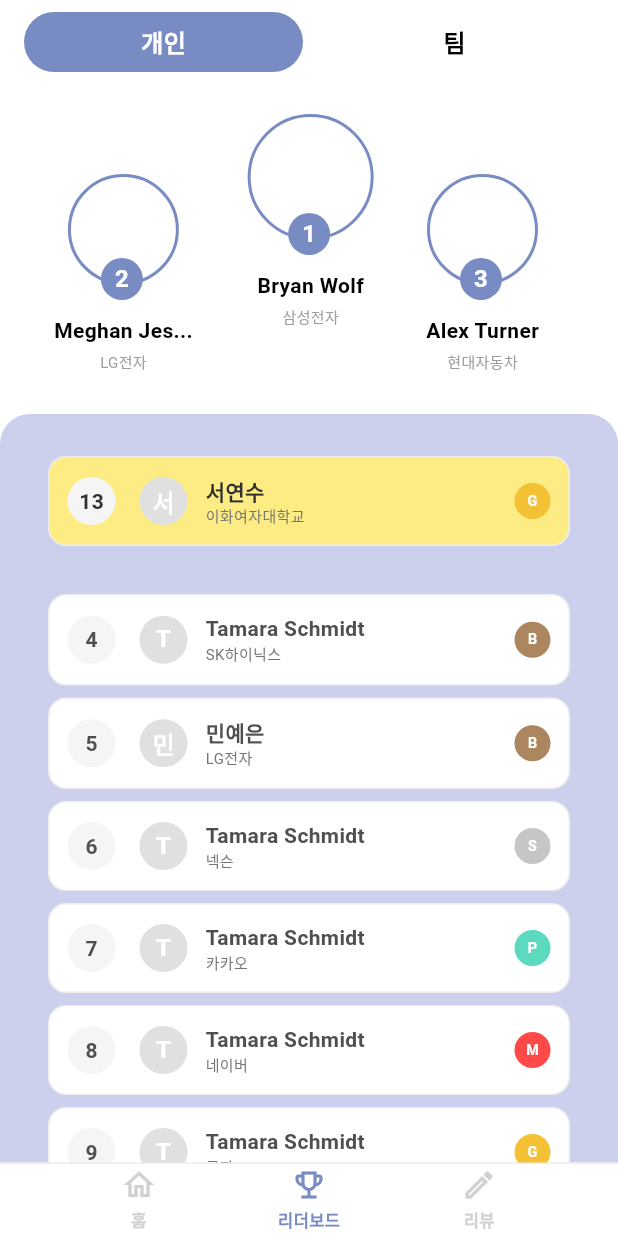
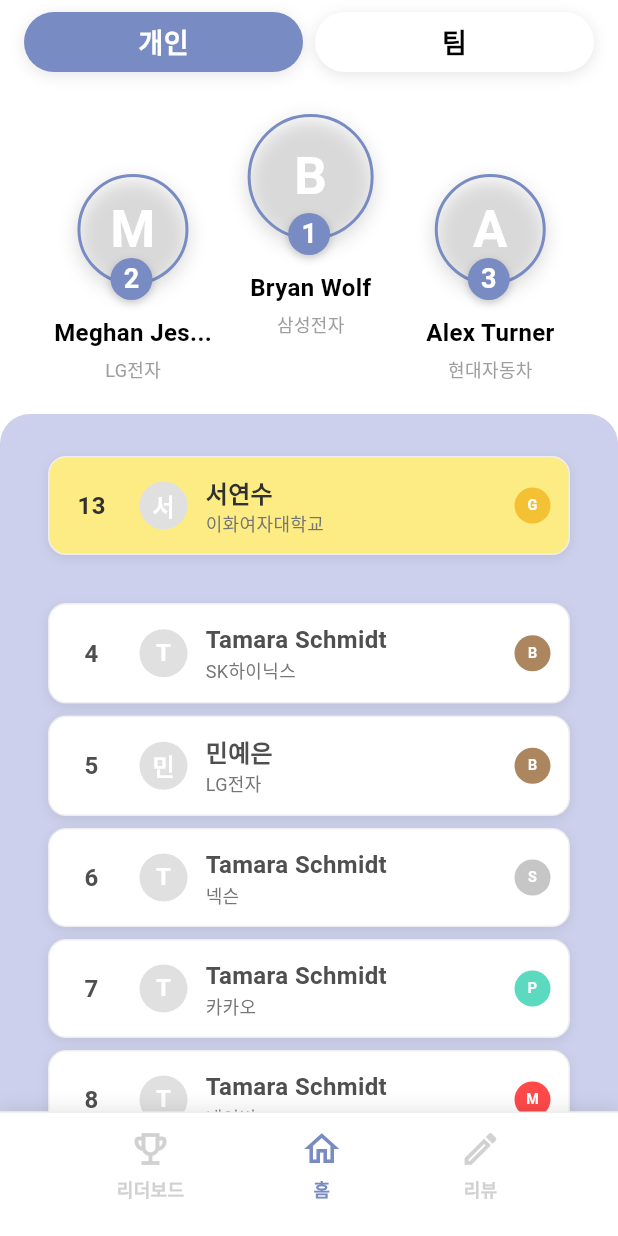
Before and after one commit to yen1011/Englitz, a Flutter app: the screen it shows after launch, on a phone screen of 412 x 824 dp. Run offline on Flutter 3.47's test engine with Material 3 defaults, Android fonts, the phone set to English and light mode, and no system bars; Roboto replaces fonts that are missing (Pretendard).

Commit message:
modify font size

```diff
--- a/lib/screens/rank_screen.dart
+++ b/lib/screens/rank_screen.dart
@@ -233,12 +233,19 @@
                               ? const Color(0xFF788CC3)
                               : Colors.white,
                           borderRadius: BorderRadius.circular(20),
+                          boxShadow: [
+                            BoxShadow(
+                              color: Colors.black.withOpacity(0.1),
+                              blurRadius: 8,
+                              offset: const Offset(0, 2),
+                            ),
+                          ],
                         ),
                         child: Center(
                           child: Text(
                             '개인',
                             style: TextStyle(
-                              fontSize: 16,
+                              fontSize: 18,
                               fontWeight: FontWeight.w600,
                               color: _selectedTabIndex == 0
                                   ? Colors.white
@@ -260,12 +267,19 @@
                               ? const Color(0xFF788CC3)
                               : Colors.white,
                           borderRadius: BorderRadius.circular(20),
+                          boxShadow: [
+                            BoxShadow(
+                              color: Colors.black.withOpacity(0.1),
+                              blurRadius: 8,
+                              offset: const Offset(0, 2),
+                            ),
+                          ],
                         ),
                         child: Center(
                           child: Text(
                             '팀',
                             style: TextStyle(
-                              fontSize: 16,
+                              fontSize: 18,
                               fontWeight: FontWeight.w600,
                               color: _selectedTabIndex == 1
                                   ? Colors.white
--- a/lib/widgets/bottom_navigation.dart
+++ b/lib/widgets/bottom_navigation.dart
@@ -13,16 +13,23 @@
   @override
   Widget build(BuildContext context) {
     return Container(
-      height: 49,
+      height: 83,
       decoration: BoxDecoration(
         color: Colors.white,
         border: Border(top: BorderSide(color: Colors.grey.shade200, width: 1)),
+        boxShadow: [
+          BoxShadow(
+            color: Colors.black.withOpacity(0.1),
+            blurRadius: 10,
+            offset: const Offset(0, -2),
+          ),
+        ],
       ),
       child: Row(
         mainAxisAlignment: MainAxisAlignment.spaceEvenly,
         children: [
-          _buildNavItem(0, Icons.home_outlined, '홈'),
-          _buildNavItem(1, Icons.emoji_events_outlined, '리더보드'),
+          _buildNavItem(0, Icons.emoji_events_outlined, '리더보드'),
+          _buildNavItem(1, Icons.home_outlined, '홈'),
           _buildNavItem(2, Icons.edit_outlined, '리뷰'),
         ],
       ),
@@ -34,12 +41,14 @@
 
     return GestureDetector(
       onTap: () => onTap(index),
+      child: Padding(
+        padding: const EdgeInsets.only(top: 10.0),
         child: Column(
-        mainAxisAlignment: MainAxisAlignment.center,
+          mainAxisAlignment: MainAxisAlignment.start,
           children: [
             Icon(
               icon,
-            size: 24,
+              size: 28,
               color: isSelected
                   ? const Color(0xFF788CC3)
                   : const Color(0xFFD1D1D1),
@@ -48,7 +57,7 @@
             Text(
               label,
               style: TextStyle(
-              fontSize: 11,
+                fontSize: 12,
                 fontWeight: FontWeight.w600,
                 color: isSelected
                     ? const Color(0xFF788CC3)
@@ -57,6 +66,7 @@
             ),
           ],
         ),
+      ),
     );
   }
 }
--- a/lib/widgets/rank_item.dart
+++ b/lib/widgets/rank_item.dart
@@ -18,6 +18,13 @@
         color: isCurrentUser ? const Color(0xFFFDEC83) : Colors.white,
         borderRadius: BorderRadius.circular(12),
         border: Border.all(color: Colors.grey.shade200, width: 1),
+        boxShadow: [
+          BoxShadow(
+            color: Colors.black.withOpacity(0.08),
+            blurRadius: 6,
+            offset: const Offset(0, 2),
+          ),
+        ],
       ),
       child: Row(
         children: [
@@ -25,15 +32,11 @@
           Container(
             width: 32,
             height: 32,
-            decoration: BoxDecoration(
-              color: Colors.grey.shade100,
-              borderRadius: BorderRadius.circular(16),
-            ),
             child: Center(
               child: Text(
                 '${user.rank}',
                 style: TextStyle(
-                  fontSize: 14,
+                  fontSize: 16,
                   fontWeight: FontWeight.bold,
                   color: isCurrentUser
                       ? const Color(0xFF303030)
@@ -71,7 +74,7 @@
                 Text(
                   user.name,
                   style: TextStyle(
-                    fontSize: 14,
+                    fontSize: 16,
                     fontWeight: FontWeight.bold,
                     color: isCurrentUser
                         ? const Color(0xFF303030)
@@ -81,7 +84,7 @@
                 if (user.affiliation.isNotEmpty)
                   Text(
                     user.affiliation,
-                    style: TextStyle(fontSize: 10, color: Colors.grey.shade600),
+                    style: TextStyle(fontSize: 12, color: Colors.grey.shade600),
                   ),
               ],
             ),
--- a/lib/widgets/top_rankers.dart
+++ b/lib/widgets/top_rankers.dart
@@ -73,13 +73,20 @@
                         fit: BoxFit.cover,
                       )
                     : null,
+                boxShadow: [
+                  BoxShadow(
+                    color: Colors.black.withOpacity(0.15),
+                    blurRadius: 10,
+                    offset: const Offset(0, 4),
+                  ),
+                ],
               ),
               child: user.avatarUrl.isEmpty
                   ? Center(
                       child: Text(
                         user.name.isNotEmpty ? user.name[0] : '?',
                         style: const TextStyle(
-                          fontSize: 32,
+                          fontSize: 34,
                           fontWeight: FontWeight.bold,
                           color: Colors.white,
                         ),
@@ -98,13 +105,20 @@
                 decoration: BoxDecoration(
                   color: const Color(0xFF788CC3),
                   shape: BoxShape.circle,
+                  boxShadow: [
+                    BoxShadow(
+                      color: Colors.black.withOpacity(0.2),
+                      blurRadius: 4,
+                      offset: const Offset(0, 2),
+                    ),
+                  ],
                 ),
                 child: Center(
                   child: Text(
                     '$rank',
                     style: const TextStyle(
                       color: Colors.white,
-                      fontSize: 16,
+                      fontSize: 18,
                       fontWeight: FontWeight.bold,
                     ),
                   ),
@@ -120,7 +134,7 @@
         Text(
           user.name,
           style: const TextStyle(
-            fontSize: 14,
+            fontSize: 16,
             fontWeight: FontWeight.bold,
             color: Colors.black,
           ),
@@ -132,7 +146,7 @@
         // 소속
         Text(
           user.affiliation,
-          style: const TextStyle(fontSize: 10, color: Colors.grey),
+          style: const TextStyle(fontSize: 12, color: Colors.grey),
           textAlign: TextAlign.center,
         ),
       ],
```
Lines whose indentation alone changed are shown as unchanged.
